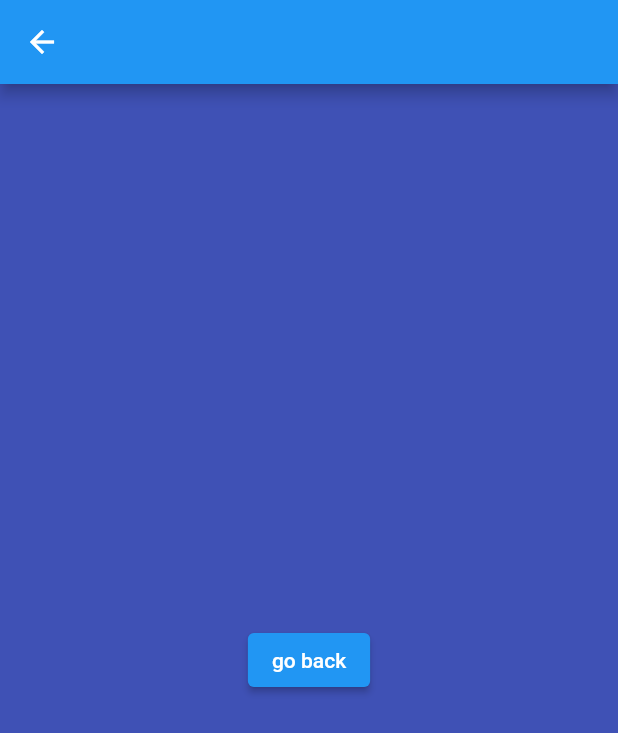
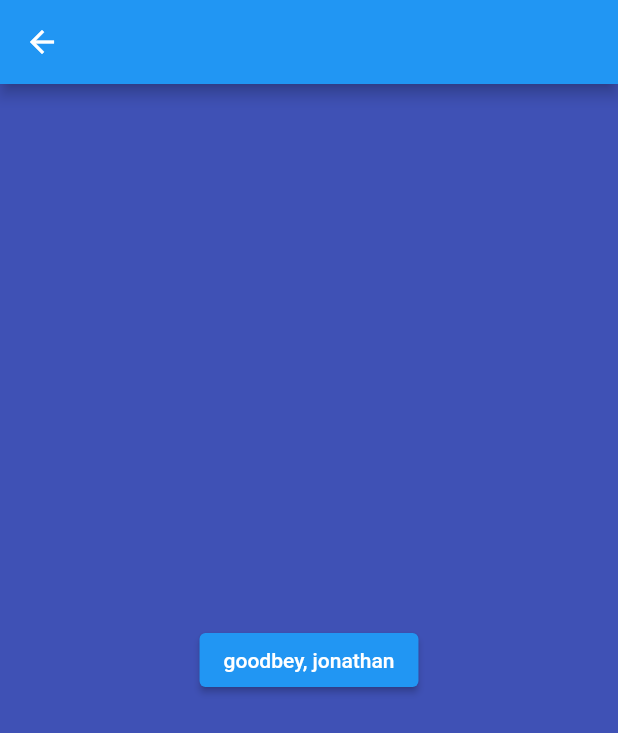
Before and after one commit to omonh/class_app, a Flutter app: the screen it shows after launch, after a tap on "dar", on a phone screen of 412 x 824 dp. Shown: the top 733 px of the screen. Run offline on Flutter 3.47's test engine with Material 2 defaults, Android fonts, the phone set to English and light mode, and no system bars.

Commit message:
data pass

```diff
--- a/lib/homeScreen.dart
+++ b/lib/homeScreen.dart
@@ -1,4 +1,3 @@
-import 'dart:html';
 
 import 'package:class_app/second_screen.dart';
 import 'package:flutter/material.dart';
@@ -19,7 +18,7 @@ class HomeScreen extends StatelessWidget {
               print('Hello');
               Navigator.push(
                 context,
-                MaterialPageRoute(builder: (context) => SecondScreen()),
+                MaterialPageRoute(builder: (context) => SecondScreen(name: "jonathan",)),
               );
             },
           ),
--- a/lib/second_screen.dart
+++ b/lib/second_screen.dart
@@ -1,8 +1,11 @@
 import 'package:flutter/material.dart';
 
 class SecondScreen  extends StatelessWidget {
-  const SecondScreen ({ Key? key }) : super(key: key);
-
+  const SecondScreen ({
+   Key? key,
+  required this.name,
+  }) :super(key: key);
+  final String name;
   @override
   Widget build(BuildContext context) {
     return Scaffold(
@@ -14,7 +17,7 @@ class SecondScreen  extends StatelessWidget {
            onPressed: () {
             Navigator.pop(context);
            },
-            child: Text('go back'),
+            child: Text('goodbey, $name'),
 
           )
       ),
```
